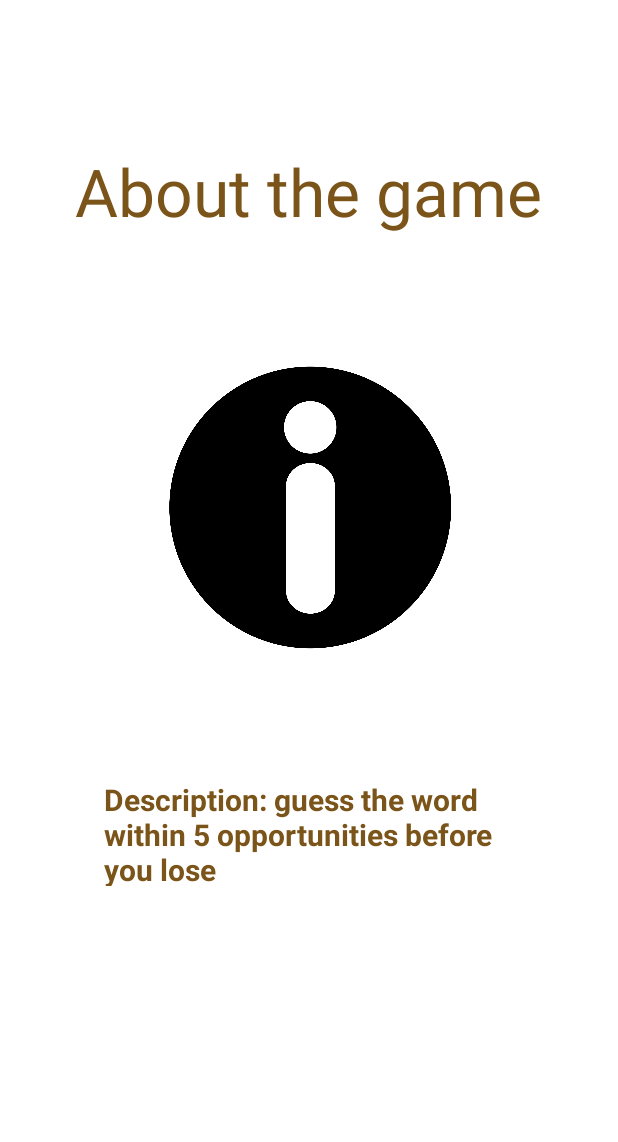
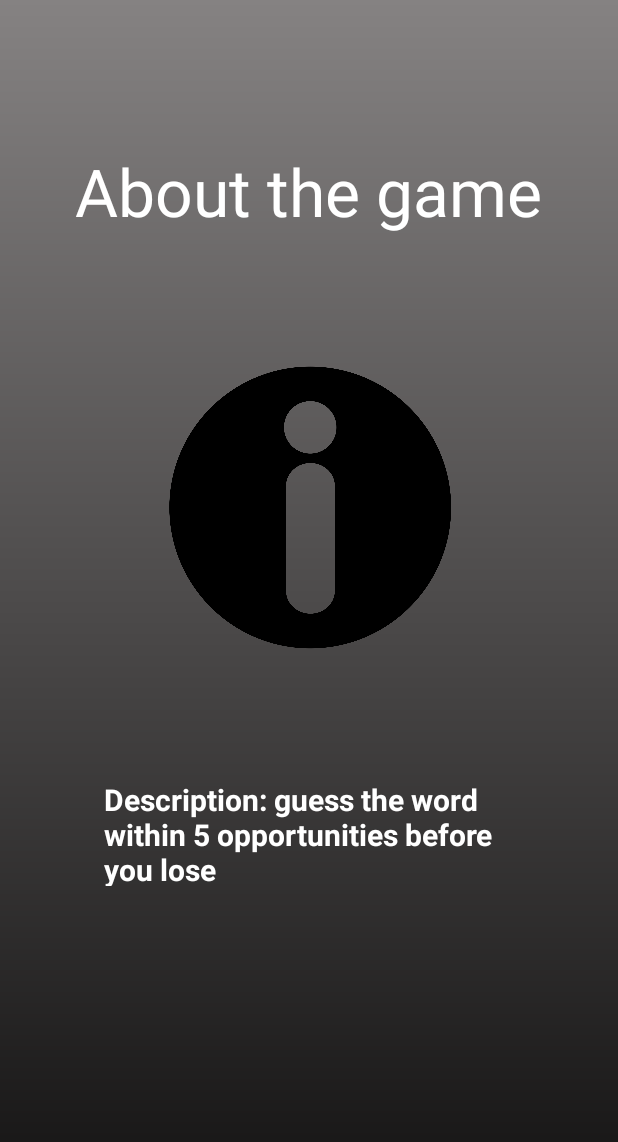
Before and after one commit to tahlly88/group3_mobile_app_dev, an Android app: the aboutGame screen opened directly, with no data from a screen before it, on a phone screen of 412 x 824 dp. Shown: the top 1142 px of the screen. Run offline under Robolectric (Android 15) with nearby library versions, the phone set to English and light mode, and no system bars.

Commit message:
finals changes made on mi side

```diff
--- a/app/src/main/res/layout/activity_about.xml
+++ b/app/src/main/res/layout/activity_about.xml
@@ -4,6 +4,7 @@
     xmlns:tools="http://schemas.android.com/tools"
     android:layout_width="match_parent"
     android:layout_height="match_parent"
+    android:background="@drawable/buttons_gradient"
     tools:context=".aboutGame">
 
     <TextView
@@ -12,7 +13,7 @@
         android:layout_height="wrap_content"
         android:text="About the game"
         android:textSize="44sp"
-        android:textColor="@color/dark_dark_brown"
+        android:textColor="@color/white"
         app:layout_constraintBottom_toBottomOf="parent"
         app:layout_constraintEnd_toEndOf="parent"
         app:layout_constraintHorizontal_bias="0.497"
@@ -27,7 +28,7 @@
         android:text="@string/description"
         android:textSize="20sp"
         android:textStyle="bold"
-        android:textColor="@color/dark_dark_brown"
+        android:textColor="@color/white"
         app:layout_constraintBottom_toBottomOf="parent"
         app:layout_constraintEnd_toEndOf="parent"
         app:layout_constraintHorizontal_bias="0.496"
```
